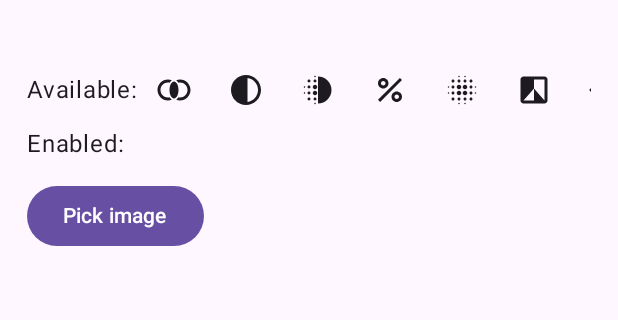
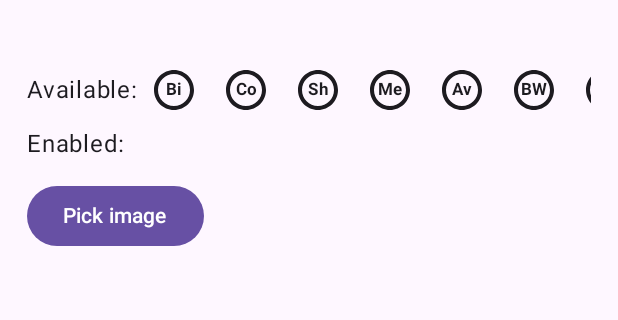
Before and after one commit to a-ndr3/JKU_Multimedia_Labs, an Android app built with Jetpack Compose: the screen it shows after launch (MainActivity), on a phone screen of 412 x 824 dp, the part 69-389 px from its top. Run offline under Robolectric (Android 15) with nearby library versions, the phone set to English and light mode, and no system bars; libraries missing offline, so code that uses them is left out: androidx.camera.core, androidx.camera.lifecycle, androidx.camera.view, com.google.mlkit.vision.

Commit message:
Added comments and javadoc, implemented export function, new filter icons

```diff
--- a/app/src/main/java/at/jku/students/multimediasystemtextrecognition/MainActivity.kt
+++ b/app/src/main/java/at/jku/students/multimediasystemtextrecognition/MainActivity.kt
@@ -29,15 +29,16 @@ import androidx.compose.foundation.layout.Column
 import androidx.compose.foundation.layout.Row
 import androidx.compose.foundation.layout.Spacer
 import androidx.compose.foundation.layout.fillMaxHeight
-import androidx.compose.foundation.layout.fillMaxSize
 import androidx.compose.foundation.layout.fillMaxWidth
 import androidx.compose.foundation.layout.height
 import androidx.compose.foundation.layout.padding
+import androidx.compose.foundation.layout.size
 import androidx.compose.foundation.layout.width
 import androidx.compose.foundation.rememberScrollState
 import androidx.compose.foundation.verticalScroll
 import androidx.compose.material.icons.Icons
 import androidx.compose.material.icons.filled.Delete
+import androidx.compose.material.icons.filled.RadioButtonUnchecked
 import androidx.compose.material3.Button
 import androidx.compose.material3.CircularProgressIndicator
 import androidx.compose.material3.ExperimentalMaterial3Api
@@ -51,43 +52,33 @@ import androidx.compose.material3.TextButton
 import androidx.compose.material3.TopAppBar
 import androidx.compose.runtime.Composable
 import androidx.compose.runtime.LaunchedEffect
-import androidx.compose.runtime.collectAsState
 import androidx.compose.runtime.getValue
-import androidx.compose.runtime.mutableStateListOf
 import androidx.compose.runtime.mutableStateOf
 import androidx.compose.runtime.remember
 import androidx.compose.runtime.setValue
 import androidx.compose.ui.Alignment
 import androidx.compose.ui.Modifier
 import androidx.compose.ui.draw.alpha
-import androidx.compose.ui.draw.drawBehind
-import androidx.compose.ui.draw.drawWithContent
 import androidx.compose.ui.geometry.Offset
 import androidx.compose.ui.graphics.Color
-import androidx.compose.ui.graphics.Outline
-import androidx.compose.ui.graphics.Path
 import androidx.compose.ui.graphics.asImageBitmap
 import androidx.compose.ui.graphics.drawscope.Stroke
 import androidx.compose.ui.graphics.drawscope.inset
 import androidx.compose.ui.graphics.drawscope.scale
 import androidx.compose.ui.graphics.drawscope.translate
 import androidx.compose.ui.input.pointer.pointerInput
-import androidx.compose.ui.layout.ContentScale
 import androidx.compose.ui.platform.LocalContext
 import androidx.compose.ui.platform.LocalDensity
 import androidx.compose.ui.platform.LocalLifecycleOwner
+import androidx.compose.ui.text.font.FontWeight
 import androidx.compose.ui.unit.dp
 import androidx.compose.ui.unit.sp
 import androidx.compose.ui.viewinterop.AndroidView
 import androidx.core.app.ActivityCompat
 import androidx.core.content.ContextCompat
 import androidx.lifecycle.viewmodel.compose.viewModel
-import at.jku.students.multimediasystemtextrecognition.filter.FilterFactory
 import at.jku.students.multimediasystemtextrecognition.filter.FilterType
 import at.jku.students.multimediasystemtextrecognition.filter.toFloatRange
-import com.google.mlkit.vision.common.InputImage
-import com.google.mlkit.vision.text.TextRecognition
-import com.google.mlkit.vision.text.latin.TextRecognizerOptions
 import kotlin.coroutines.resume
 import kotlin.coroutines.suspendCoroutine
 import androidx.lifecycle.compose.collectAsStateWithLifecycle
@@ -109,15 +100,12 @@ class MainActivity : ComponentActivity() {
         }
     }
 
+    /**
+     * First function called when activity is created
+     */
     @OptIn(ExperimentalMaterial3Api::class)
     override fun onCreate(savedInstanceState: Bundle?) {
         super.onCreate(savedInstanceState)
-
-        // Displaying edge-to-edge
-        //WindowCompat.setDecorFitsSystemWindows(window, false)
-
-
-//        requestCameraPermission()
         setContent {
             MaterialTheme {
                 Scaffold(
@@ -134,16 +122,13 @@ class MainActivity : ComponentActivity() {
                             .padding(18.dp)
                     ) { RecognitionUiRoot() }
                 }
-
-//                if (permissionGranted) {
-//                    Log.i(LOG_TAG, "Showing camera")
-//                    CameraView()
-//                }
             }
-
         }
     }
 
+    /**
+     * Former function for requesting the camera permission for the app
+     */
     private fun requestCameraPermission() {
         when {
             ContextCompat.checkSelfPermission(
@@ -164,15 +149,21 @@ class MainActivity : ComponentActivity() {
     }
 }
 
+/**
+ * Root component for the Recognition Ui
+ */
 @Composable
 fun RecognitionUiRoot(viewModel: ImageRecognitionViewModel = viewModel()) {
     val uiState by viewModel.uiState.collectAsStateWithLifecycle()
     RecognitionUi(uiState, viewModel::addFilter, viewModel::selectFilterToConfigure,
             viewModel::changeStrength, viewModel::removeFilter, viewModel::setSourceImage,
-        viewModel::setHomographySelection, viewModel::applyHomography
+        viewModel::setHomographySelection, viewModel::applyHomography, viewModel
     )
 }
 
+/**
+ * Layout of the ui
+ */
 @Composable
 fun RecognitionUi(
     uiState: RecognitionUiState,
@@ -183,6 +174,7 @@ fun RecognitionUi(
     onImageSelected: (Bitmap) -> Unit,
     setHomographySelection: (Boolean) -> Unit,
     applyHomography: (HomographySettings) -> Unit,
+    viewModel: ImageRecognitionViewModel
 ) {
     Column(modifier = Modifier.verticalScroll(rememberScrollState())) {
         if (uiState.homography !is HomographyUiState.Selecting) {
@@ -206,7 +198,7 @@ fun RecognitionUi(
             TextRecognitionResult(uiState.textRecognition)
             Spacer(modifier = Modifier.height(12.dp))
         }
-        ImagePreview(uiState.imageFilter, uiState.homography) { settings ->
+        ImagePreview(viewModel, uiState.imageFilter, uiState.homography) { settings ->
             if (settings == null) {
                 setHomographySelection(false)
             } else {
@@ -216,6 +208,9 @@ fun RecognitionUi(
     }
 }
 
+/**
+ * Ui for the specific filter settings
+ */
 @Composable
 fun FilterSettings(
     uiState: FilterSettingsUiState,
@@ -236,6 +231,9 @@ fun FilterSettings(
     )
 }
 
+/**
+ * Space for the recognized text
+ */
 @Composable
 fun TextRecognitionResult(
     uiState: TextRecognitionUiState
@@ -257,11 +255,15 @@ fun TextRecognitionResult(
     }
 }
 
+/**
+ * Ui style and logic for showing the image in different ui states
+ */
 @Composable
 fun ImagePreview(
-    uiState: ImageFilterUiState,
+    viewModel: ImageRecognitionViewModel,
+    filterUiState: ImageFilterUiState,
     homographyUiState: HomographyUiState,
-    onHomographyCompleted: (HomographySettings?) -> Unit,
+    onHomographyCompleted: (HomographySettings?) -> Unit
 ) {
     var homographySettings by remember {
         mutableStateOf<HomographySettings?>(null)
@@ -277,12 +279,16 @@ fun ImagePreview(
         val radius = 18f
         val scale = 598.dp / height
 
+        //viewModel.resizeImage(image, 800, 2000)
+
         homographySettings = HomographySettings.fromSize(image.width.toFloat(), image.height.toFloat(), scale)
+
 
         Box(contentAlignment = Alignment.Center,
             modifier = Modifier
                 .fillMaxWidth()
-                .height(600.dp)) {
+                .height(600.dp)
+                .horizontalScroll(rememberScrollState())) {
             Canvas(
                 modifier = Modifier
                     .fillMaxHeight()
@@ -313,22 +319,28 @@ fun ImagePreview(
         }
     }
 
-    when (uiState) {
+    when (filterUiState) {
         ImageFilterUiState.Empty -> Unit
         ImageFilterUiState.FilterApplicationFailed ->
             Text(
                 text = "There was an error while applying the filters.",
                 color = Color.Red
             )
-        is ImageFilterUiState.FiltersApplied ->
-            defaultImageBox(uiState.filteredImage)
-        is ImageFilterUiState.ImageLoaded ->
-            defaultImageBox(uiState.sourceImage)
-        is ImageFilterUiState.ImageLoading ->
-            Box(contentAlignment = Alignment.Center,
+        is ImageFilterUiState.FiltersApplied -> {
+            //viewModel.resizeImage(800, 1080)
+            defaultImageBox(filterUiState.filteredImage)
+        }
+        is ImageFilterUiState.ImageLoaded -> {
+            defaultImageBox(filterUiState.sourceImage)
+        }
+        is ImageFilterUiState.ImageLoading -> {
+
+            Box(
+                contentAlignment = Alignment.Center,
                 modifier = Modifier
-                    .background(Color.Black)) {
-                uiState.oldImage?.let {
+                    .background(Color.Black)
+            ) {
+                filterUiState.oldImage?.let {
                     Image(
                         bitmap = it.asImageBitmap(),
                         contentDescription = "",
@@ -337,8 +349,17 @@ fun ImagePreview(
                 }
                 CircularProgressIndicator()
             }
+        }
     }
-
+    if (filterUiState is ImageFilterUiState.FiltersApplied && homographyUiState is HomographyUiState.NotShown) {
+        Column {
+            Button(onClick = {
+                viewModel.saveImage()
+            }) {
+                Text(text = "Export image")
+            }
+        }
+    }
     if (homographyUiState is HomographyUiState.Selecting) {
         Spacer(modifier = Modifier.height(12.dp))
         Row(horizontalArrangement = Arrangement.Center, modifier = Modifier.fillMaxWidth()) {
@@ -353,6 +374,9 @@ fun ImagePreview(
     }
 }
 
+/**
+ * Ui style for all available filters
+ */
 @Composable
 @androidx.compose.ui.tooling.preview.Preview
 fun FilterPicker(
@@ -365,11 +389,19 @@ fun FilterPicker(
         Text(label)
 
         Row(modifier = Modifier.horizontalScroll(rememberScrollState())) {
+            // designing each button with the settings of the filter type enum
             enabledFilters.forEachIndexed { i, t ->
                 IconButton(onClick = { onFilterSelected(i) }) {
                     Icon(
-                        t.icon,
-                        contentDescription = "${t.displayName} Filter"
+                        Icons.Default.RadioButtonUnchecked,
+                        contentDescription = "${t.displayName} Filter",
+                        modifier = Modifier.size(32.dp),
+
+                        )
+                    Text(
+                        t.text,
+                        fontSize = 11.sp,
+                        fontWeight = FontWeight.Bold
                     )
                 }
             }
@@ -377,6 +409,9 @@ fun FilterPicker(
     }
 }
 
+/**
+ * Ui for Filter Parameters
+ */
 @Composable
 @androidx.compose.ui.tooling.preview.Preview
 fun SelectedFilterParameters(
@@ -419,6 +454,9 @@ fun SelectedFilterParameters(
     }
 }
 
+/**
+  * Button Row for 2 Buttons next to each other
+  */
 @Composable
 fun ButtonRow(
     setBitmap: (Bitmap) -> Unit,
@@ -429,12 +467,14 @@ fun ButtonRow(
     }
     val context = LocalContext.current
 
+    // setting up the launcher for picking an image of the gallery
     val launcher = rememberLauncherForActivityResult(
         contract =
         ActivityResultContracts.GetContent()
     ) { uri: Uri? ->
         imageUri = uri
 
+        // differentiate between SDK Versions
         uri?.let {
             if (Build.VERSION.SDK_INT < 28) {
                 setBitmap(
@@ -463,6 +503,7 @@ fun ButtonRow(
 }
 
 
+// Not anymore used functions. These were used for testing live video feed for the camera
 @Composable
 fun CameraView() {
     val lensFacing = CameraSelector.LENS_FACING_BACK
--- a/app/src/main/java/at/jku/students/multimediasystemtextrecognition/filter/Filters.kt
+++ b/app/src/main/java/at/jku/students/multimediasystemtextrecognition/filter/Filters.kt
@@ -1,41 +1,32 @@
 package at.jku.students.multimediasystemtextrecognition.filter
 import android.graphics.Bitmap
 import android.graphics.Color
-import androidx.annotation.FloatRange
-import androidx.compose.material.icons.Icons
-import androidx.compose.material.icons.filled.BlurOn
-import androidx.compose.material.icons.filled.BorderStyle
-import androidx.compose.material.icons.filled.Contrast
-import androidx.compose.material.icons.filled.Deblur
-import androidx.compose.material.icons.filled.FilterBAndW
-import androidx.compose.material.icons.filled.HdrStrong
-import androidx.compose.material.icons.filled.JoinInner
-import androidx.compose.material.icons.filled.LightMode
-import androidx.compose.material.icons.filled.Opacity
-import androidx.compose.material.icons.filled.Percent
-import androidx.compose.material.icons.filled.Timer10
-import androidx.compose.ui.graphics.vector.ImageVector
 import kotlinx.coroutines.*
 import kotlin.math.hypot
 import kotlin.math.max
 import kotlin.math.min
 import kotlin.math.roundToInt
 
+
+/**
+ * Enum for defining filter name, display text, filterStrength range and default strength
+ * for each filter
+ */
 enum class FilterType(val displayName: String,
-                      val icon: ImageVector,
+                      val text: String,
                       val strengthRange: IntRange,
                       val defaultStrength: Int = 5
 ) {
-    BINARY("Binary", Icons.Default.JoinInner, 0..255, 155),
-    CONTRAST("Contrast", Icons.Default.Contrast, 0..255),
-    SHARPEN("Sharpen", Icons.Default.Deblur, 0..255),
-    MEDIAN("Median", Icons.Default.Percent, 0..255),
-    AVERAGING("Averaging", Icons.Default.BlurOn, 0..255),
-    BLACK_WHITE("Black/White", Icons.Default.FilterBAndW, 0..255),
-    BRIGHTNESS_HSV("Brightness", Icons.Default.LightMode, 0..255),
-    EDGE_COLORING("Edge Coloring", Icons.Default.BorderStyle, 0..255),
-    SATURATION_HSV("Saturation", Icons.Default.HdrStrong, 0..255),
-    HUE_HSV("Hue", Icons.Default.Opacity, 0..255),
+    BINARY("Binary", "Bi", 0..255, 155),
+    CONTRAST("Contrast", "Co", 0..255),
+    SHARPEN("Sharpen", "Sh", 0..255),
+    MEDIAN("Median", "Me", 0..255),
+    AVERAGING("Averaging", "Av", 0..255),
+    BLACK_WHITE("Black/White", "BW", 0..255),
+    BRIGHTNESS_HSV("Brightness", "Br", 0..255),
+    EDGE_COLORING("Edge Coloring", "EC", 0..255),
+    SATURATION_HSV("Saturation", "Sa", 0..255),
+    HUE_HSV("Hue", "Hu", 0..255),
 }
 
 fun IntRange.toFloatRange(): ClosedFloatingPointRange<Float> {
@@ -44,6 +35,9 @@ fun IntRange.toFloatRange(): ClosedFloatingPointRange<Float> {
     return s..e
 }
 
+/**
+ * Filter factory for creating a new filter by defining the FilterType
+ */
 class FilterFactory {
     companion object {
         fun createFilter(filterType: FilterType): IFilter {
@@ -63,6 +57,11 @@ class FilterFactory {
     }
 }
 
+/**
+ * Brightness filter for brightening up all pixels of an image. This is done by
+ * converting the image to the hsv color space, in order to get brightness information
+ * of each pixel.
+ */
 class BrightnessHSVFilter : IFilter {
     override fun apply(image: Bitmap, filterStrength: Int, additionalData: List<Any>): Bitmap {
         val width = image.width
@@ -89,6 +88,9 @@ class BrightnessHSVFilter : IFilter {
     }
 }
 
+/**
+ * Manipulates only the saturation value of an image by converting the image into the hsv color model.
+ */
 class SaturationFromHSVFilter : IFilter {
     override fun apply(image: Bitmap, filterStrength: Int, additionalData: List<Any>): Bitmap {
         val width = image.width
@@ -100,8 +102,11 @@ class SaturationFromHSVFilter : IFilter {
             for (i in 0 until width) {
                 val pixel = mutableImage.getPixel(i, j)
                 val hsv = FloatArray(3)
+                // converting to hsv
                 Color.colorToHSV(pixel, hsv)
 
+                // 1 is the index for the saturation in the hSv array
+                // manipulate saturation
                 hsv[1] += filterStrength / 255.0f
                 hsv[1] = max(0.0f, min(hsv[1], 1.0f))  //value within [0, 1]
 
@@ -109,11 +114,13 @@ class SaturationFromHSVFilter : IFilter {
                 result.setPixel(i, j, newPixel)
             }
         }
-
         return result
     }
 }
 
+/**
+ * Manipulates only the hue value of an image, by converting the image to the hsv color space.
+ */
 class HueFromHSVFilter : IFilter {
     override fun apply(image: Bitmap, filterStrength: Int, additionalData: List<Any>): Bitmap {
         val width = image.width
@@ -125,6 +132,7 @@ class HueFromHSVFilter : IFilter {
             for (i in 0 until width) {
                 val pixel = mutableImage.getPixel(i, j)
                 val hsv = FloatArray(3)
+                // converting
                 Color.colorToHSV(pixel, hsv)
 
                 hsv[0] += filterStrength / 255.0f
@@ -139,6 +147,9 @@ class HueFromHSVFilter : IFilter {
     }
 }
 
+/**
+ * TODO
+ */
 class EdgeColoringFilter : IFilter {
     private fun grayscale(rgb: Int): Double {
         val red = (rgb shr 16) and 0xFF
@@ -206,6 +217,7 @@ class EdgeColoringFilter : IFilter {
  */
 class AveragingFilter : IFilter {
     companion object {
+        // default block size
         const val BLOCK_SIZE = 100
     }
 
@@ -216,15 +228,19 @@ class AveragingFilter : IFilter {
         val mutableImage = image.copy(Bitmap.Config.ARGB_8888, true)
         val result = Bitmap.createBitmap(width, height, Bitmap.Config.ARGB_8888)
 
+        // computing every block in parallel to increase performance
         runBlocking {
             val jobs = mutableListOf<Job>()
 
+            // slicing up the picture into block
             for (blockStartY in 0 until height step BLOCK_SIZE) {
                 for (blockStartX in 0 until width step BLOCK_SIZE) {
+                    // spawn worker threads
                     jobs += launch {
                         val blockEndX = min(blockStartX + BLOCK_SIZE, width)
                         val blockEndY = min(blockStartY + BLOCK_SIZE, height)
 
+                        // iterating through each block
                         for (y in blockStartY until blockEndY) {
                             for (x in blockStartX until blockEndX) {
                                 var sumR = 0
@@ -264,6 +280,7 @@ class AveragingFilter : IFilter {
                 }
             }
 
+            // accumulate result
             jobs.forEach { it.join() }
         }
 
@@ -271,6 +288,9 @@ class AveragingFilter : IFilter {
     }
 }
 
+/**
+ * Filter to apply contrast with a factor calculation.
+ */
 class ContrastFilter : IFilter {
     override fun apply(image: Bitmap, filterStrength: Int, additionalData: List<Any>): Bitmap {
         val width = image.width
@@ -301,7 +321,13 @@ class ContrastFilter : IFilter {
     }
 }
 
+/**
+ * Median filter which runs in parallel to speed up computation time. This filter uses
+ * coroutines for parallel computation. The image is sliced into blocks beforehand, which
+ * are then computed in parallel.
+ */
 class MedianFilter : IFilter {
+    // default block size of 100 blocks per image
     companion object {
         const val BLOCK_SIZE = 100
         const val MAX_COLOR_VALUE = 255
@@ -314,6 +340,7 @@ class MedianFilter : IFilter {
         val mutableImage = image.copy(Bitmap.Config.ARGB_8888, true)
         val result = image.copy(Bitmap.Config.ARGB_8888, true)
 
+        // aperture values used for determining neighbors in a block
         val halfAperture = filterStrength / 2
         val apertureArea = filterStrength * filterStrength
         val medianIndex = apertureArea / 2
@@ -321,14 +348,18 @@ class MedianFilter : IFilter {
         runBlocking {
             val jobs = mutableListOf<Job>()
 
+            // slicing up the picture into blocks
             for (blockStartY in 0 until height step BLOCK_SIZE) {
                 for (blockStartX in 0 until width step BLOCK_SIZE) {
+                    // spawn one worker thread per block
                     jobs += launch {
                         val blockEndX = min(blockStartX + BLOCK_SIZE, width)
                         val blockEndY = min(blockStartY + BLOCK_SIZE, height)
 
                         for (j in blockStartY until blockEndY) {
                             for (i in blockStartX until blockEndX) {
+
+                                // histogram array counting the pixels in the block with the same color value
                                 val histogramR = IntArray(MAX_COLOR_VALUE + 1)
                                 val histogramG = IntArray(MAX_COLOR_VALUE + 1)
                                 val histogramB = IntArray(MAX_COLOR_VALUE + 1)
@@ -369,11 +400,15 @@ class MedianFilter : IFilter {
                     }
                 }
             }
+            // accumulate all the blocks to form the result
             jobs.forEach { it.join() }
         }
         return result
     }
 
+    /**
+     * Function for finding the median of a histogram array and returns the median value as an integer
+     */
     private fun findMedian(histogram: IntArray, medianIndex: Int): Int {
         var count = 0
         for (i in histogram.indices) {
@@ -386,6 +421,10 @@ class MedianFilter : IFilter {
     }
 }
 
+/**
+ * A filter used to sharpen a given image. This filter uses the @see MedianFilter to form
+ * a sharper image.
+ */
 class SharpenFilter : IFilter {
     override fun apply(image: Bitmap, filterStrength: Int, additionalData: List<Any>): Bitmap {
         val width = image.width
@@ -393,6 +432,7 @@ class SharpenFilter : IFilter {
         val mutableImage = image.copy(Bitmap.Config.ARGB_8888, true)
         val result = image.copy(Bitmap.Config.ARGB_8888, true)
 
+        // get the blurred image
         val blurredImage = MedianFilter().apply(image, filterStrength)
 
         for (j in 0 until height) {
@@ -400,6 +440,7 @@ class SharpenFilter : IFilter {
                 val originalPixel = mutableImage.getPixel(i, j)
                 val blurredPixel = blurredImage.getPixel(i, j)
 
+                // extracting each color channel
                 val originalR = Color.red(originalPixel)
                 val originalG = Color.green(originalPixel)
                 val originalB = Color.blue(originalPixel)
@@ -408,17 +449,21 @@ class SharpenFilter : IFilter {
                 val blurredG = Color.green(blurredPixel)
                 val blurredB = Color.blue(blurredPixel)
 
+                // compare blurred and original color channels
                 val r = originalR - blurredR
                 val g = originalG - blurredG
                 val b = originalB - blurredB
 
+                // sharpening amount based on filter strength
                 val sharpeningAmount = filterStrength.toDouble()
+
+                // clamp the sharpened amount between 0 and 255
                 val sharpenedPixel = Color.rgb(
                     (originalR + r * sharpeningAmount).roundToInt().coerceIn(0, 255),
                     (originalG + g * sharpeningAmount).roundToInt().coerceIn(0, 255),
                     (originalB + b * sharpeningAmount).roundToInt().coerceIn(0, 255)
                 )
-
+                // store sharpened pixels in a result bitmap
                 result.setPixel(i, j, sharpenedPixel)
             }
         }
@@ -427,8 +472,11 @@ class SharpenFilter : IFilter {
     }
 }
 
+/**
+ * Binary filter, setting each rgb channel value based on the @param filterStrength.
+ * Each color is either 0 or 255, depending on being above or below the filterStrength
+ */
 class BinaryFilter : IFilter {
-
     override fun apply(image: Bitmap, filterStrength: Int, additionalData: List<Any>): Bitmap {
         require(filterStrength in 0..255)
         { throw IllegalArgumentException("Filter strength must be between 0 and 255.") }
@@ -438,11 +486,13 @@ class BinaryFilter : IFilter {
 
         val result = image.copy(Bitmap.Config.ARGB_8888, true)
 
+        // iterating through each pixel
         for (y in 0 until height) {
             for (x in 0 until width) {
 
                 //get colors
                 val pixel = image.getPixel(x, y)
+                // extract color channel information
                 val r = Color.red(pixel)
                 val g = Color.green(pixel)
                 val b = Color.blue(pixel)
@@ -453,6 +503,7 @@ class BinaryFilter : IFilter {
                 val newB = if (b <= filterStrength) 0 else 255
 
                 val newColor = Color.rgb(newR, newG, newB)
+                // putting new pixel in the result bitmap
                 result.setPixel(x, y, newColor)
             }
         }
@@ -460,6 +511,9 @@ class BinaryFilter : IFilter {
     }
 }
 
+/**
+ * Black and White Filter aka Greyscale filter calculates the average of each rgb channel.
+ */
 class BlackWhiteFilter : IFilter {
     override fun apply(image: Bitmap, filterStrength: Int, additionalData: List<Any>): Bitmap {
 
@@ -472,19 +526,18 @@ class BlackWhiteFilter : IFilter {
         for (y in 0 until height) {
             for (x in 0 until width) {
                 val pixel = mutableImage.getPixel(x, y)
+                // extracting rgb channels
                 val r = Color.red(pixel)
                 val g = Color.green(pixel)
                 val b = Color.blue(pixel)
 
+                // formula for calculating a gray value
                 val gray = (0.3 * r + 0.59 * g + 0.11 * b).toInt()
                 val grayscaleColor = Color.rgb(gray, gray, gray)
 
                 result.setPixel(x, y, grayscaleColor)
             }
         }
-
-        BinaryFilter().apply(result, filterStrength)
-
         return result
     }
 }
--- a/app/src/main/java/at/jku/students/multimediasystemtextrecognition/filter/IFilter.kt
+++ b/app/src/main/java/at/jku/students/multimediasystemtextrecognition/filter/IFilter.kt
@@ -1,6 +1,10 @@
 package at.jku.students.multimediasystemtextrecognition.filter
 import android.graphics.Bitmap
 
+/**
+ * Functional interface for defining the common apply method for each filter implementing this interface
+ */
+@FunctionalInterface
 interface IFilter {
     fun apply(image: Bitmap, filterStrength: Int, additionalData: List<Any> = emptyList()) : Bitmap
 }
```
Also changed, not shown: app/src/main/java/at/jku/students/multimediasystemtextrecognition/ImageRecognitionViewModel.kt (+274 -26 lines).
